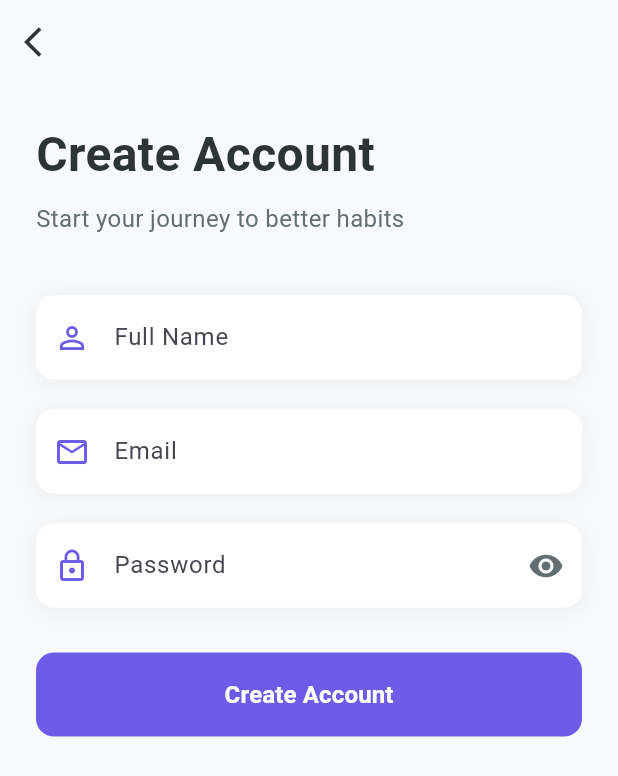
After one commit to SAMAD-KHAN03/walnulhealth_assignment, a Flutter app: the screen it shows after launch, after a tap on "Sign In", after a tap on "Sign Up", on a phone screen of 412 x 824 dp. The commit adds this screen. Shown: the top 776 px of the screen. Run offline on Flutter 3.47's test engine with Material 3 defaults, Android fonts, the phone set to English and light mode, and no system bars; our stand-ins replace dio, flutter_riverpod, shared_preferences; network calls fail; Roboto replaces fonts that are missing (SF Pro Display).

Commit message:
made the login and signup screen work with mock api

```diff
--- /dev/null
+++ b/devtools_options.yaml
@@ -0,0 +1,3 @@
+description: This file stores settings for Dart & Flutter DevTools.
+documentation: https://docs.flutter.dev/tools/devtools/extensions#configure-extension-enablement-states
+extensions:
--- a/lib/main.dart
+++ b/lib/main.dart
@@ -1,10 +1,10 @@
-import 'package:assignment/screens/login_screen.dart';
+import 'package:assignment/ui/auth/login_screen.dart';
+import 'package:assignment/ui/auth/signup_screen.dart';
 import 'package:flutter/material.dart';
-
-
+import 'package:flutter_riverpod/flutter_riverpod.dart';
 
 void main() {
-  runApp(HabitBuilderApp());
+  runApp(ProviderScope(child: HabitBuilderApp()));
 }
 
 class HabitBuilderApp extends StatelessWidget {
@@ -29,9 +29,8 @@ class HabitBuilderApp extends StatelessWidget {
         ),
       ),
       home: LoginScreen(),
-      routes: {
-        '/login': (context) => LoginScreen(),
-
+      routes: {'/login': (context) => LoginScreen(),
+       '/signup': (context) => SignupScreen(),
       },
     );
   }
--- /dev/null
+++ b/lib/models/habit.dart
@@ -0,0 +1,49 @@
+class Habit {
+  final int id;
+  final String title;
+  final String description;
+  final String category; // Fitness / Health / Mindfulness
+  final String frequency; // Daily / Weekly
+  final int streak;
+  final bool completedToday;
+
+  Habit({
+    required this.id,
+    required this.title,
+    required this.description,
+    required this.category,
+    required this.frequency,
+    required this.streak,
+    required this.completedToday,
+  });
+
+  factory Habit.fromJson(Map<String, dynamic> j) => Habit(
+    id: j['id'],
+    title: j['title'],
+    description: j['description'],
+    category: j['category'],
+    frequency: j['frequency'],
+    streak: j['streak'],
+    completedToday: j['completed_today'],
+  );
+
+  Map<String, dynamic> toJson() => {
+    'id': id,
+    'title': title,
+    'description': description,
+    'category': category,
+    'frequency': frequency,
+    'streak': streak,
+    'completed_today': completedToday,
+  };
+
+  Habit copyWith({int? streak, bool? completedToday}) => Habit(
+    id: id,
+    title: title,
+    description: description,
+    category: category,
+    frequency: frequency,
+    streak: streak ?? this.streak,
+    completedToday: completedToday ?? this.completedToday,
+  );
+}
--- /dev/null
+++ b/lib/models/user.dart
@@ -0,0 +1,10 @@
+class User {
+  final int id;
+  final String username;
+  final String email;
+
+  User({required this.id, required this.username, required this.email});
+
+  factory User.fromJson(Map<String, dynamic> j) =>
+      User(id: j['id'], username: j['username'], email: j['email']);
+}
--- /dev/null
+++ b/lib/providers/texteditingcontrollers_provider.dart
@@ -0,0 +1,26 @@
+import 'package:flutter/material.dart';
+import 'package:flutter_riverpod/flutter_riverpod.dart';
+
+// import 'package:flutter_riverpod/flutter_riverpod.dart';
+// import 'package:flutter_riv';
+final emailControllerProvider = StateProvider<TextEditingController>((ref) {
+  final controller = TextEditingController();
+  ref.onDispose(() {
+    controller.dispose();
+  });
+  return controller;
+});
+final passwordControllerProvider = StateProvider<TextEditingController>((ref) {
+  final controller = TextEditingController();
+  ref.onDispose(() {
+    controller.dispose();
+  });
+  return controller;
+});
+final nameControllerProvider = StateProvider<TextEditingController>((ref) {
+  final controller = TextEditingController();
+  ref.onDispose(() {
+    controller.dispose();
+  });
+  return controller;
+});
--- /dev/null
+++ b/lib/services/auth_service.dart
@@ -0,0 +1,49 @@
+import 'package:assignment/models/user.dart';
+import 'package:assignment/providers/dio_provider.dart';
+import 'package:assignment/providers/texteditingcontrollers_provider.dart';
+import 'package:dio/dio.dart';
+import 'package:flutter/material.dart';
+import 'package:flutter_riverpod/flutter_riverpod.dart';
+import 'package:shared_preferences/shared_preferences.dart';
+
+class AuthService {
+  final Dio dio;
+  AuthService(this.dio);
+
+  Future<User?> login(WidgetRef ref) async {
+    final username = ref.read(nameControllerProvider).text;
+    final password = ref.read(passwordControllerProvider).text;
+    final res = await dio.post(
+      '/auth/login',
+      data: {"username": username, "password": password},
+    );
+    if (res.statusCode == 200) {
+      final token = res.data['token'] as String;
+      final prefs = await SharedPreferences.getInstance();
+      await prefs.setString('auth_token', token);
+      return User.fromJson(res.data['user']);
+    }
+    return null;
+  }
+
+  Future<bool> signup(WidgetRef ref) async {
+    final username = ref.read(nameControllerProvider).text;
+    final email = ref.read(emailControllerProvider).text;
+    final password = ref.read(passwordControllerProvider).text;
+    final res = await dio.post(
+      '/auth/signup',
+      data: {"username": username, "email": email, "password": password},
+    );
+    return res.statusCode == 201;
+  }
+
+  Future<void> logout() async {
+    final prefs = await SharedPreferences.getInstance();
+    await prefs.remove('auth_token');
+  }
+}
+
+final authRepositoryProvider = Provider<AuthService>((ref) {
+  final dio = ref.watch(dioProvider);
+  return AuthService(dio);
+});
--- a/lib/screens/login_screen.dart
+++ b/lib/ui/auth/login_screen.dart
@@ -1,15 +1,21 @@
+// ignore_for_file: no_leading_underscores_for_local_identifiers
+import 'package:assignment/models/user.dart';
+import 'package:assignment/providers/texteditingcontrollers_provider.dart';
+import 'package:assignment/services/auth_service.dart';
 import 'package:flutter/material.dart';
+import 'package:flutter_riverpod/flutter_riverpod.dart';
 
 // Login Screen
-class LoginScreen extends StatefulWidget {
+class LoginScreen extends ConsumerStatefulWidget {
+  const LoginScreen({super.key});
   @override
-  _LoginScreenState createState() => _LoginScreenState();
+  ConsumerState<LoginScreen> createState() => _LoginScreenState();
 }
 
-class _LoginScreenState extends State<LoginScreen>
+class _LoginScreenState extends ConsumerState<LoginScreen>
     with TickerProviderStateMixin {
-  final _usernameController = TextEditingController();
-  final _passwordController = TextEditingController();
+  // final _usernameController = TextEditingController();
+  // final _passwordController = TextEditingController();
   bool _isLoading = false;
   bool _obscurePassword = true;
   late AnimationController _animationController;
@@ -30,12 +36,14 @@ class _LoginScreenState extends State<LoginScreen>
 
   @override
   void dispose() {
-    _animationController.dispose();
+    // _animationController.dispose();
     super.dispose();
   }
 
   @override
   Widget build(BuildContext context) {
+    final _usernameController = ref.watch(emailControllerProvider);
+    final _passwordController = ref.watch(passwordControllerProvider);
     return Scaffold(
       body: SafeArea(
         child: FadeTransition(
@@ -57,10 +65,7 @@ class _LoginScreenState extends State<LoginScreen>
                 SizedBox(height: 8),
                 Text(
                   'Sign in to continue your habit journey',
-                  style: TextStyle(
-                    fontSize: 16,
-                    color: Color(0xFF636E72),
-                  ),
+                  style: TextStyle(fontSize: 16, color: Color(0xFF636E72)),
                 ),
                 SizedBox(height: 60),
                 _buildTextField(
@@ -90,7 +95,7 @@ class _LoginScreenState extends State<LoginScreen>
                   ),
                 ),
                 SizedBox(height: 30),
-                _buildLoginButton(),
+                _buildLoginButton(ref),
                 Spacer(),
                 Row(
                   mainAxisAlignment: MainAxisAlignment.center,
@@ -168,21 +173,26 @@ class _LoginScreenState extends State<LoginScreen>
     );
   }
 
-  Widget _buildLoginButton() {
+  Widget _buildLoginButton(WidgetRef ref) {
     return Container(
       width: double.infinity,
       height: 56,
       child: ElevatedButton(
         onPressed: _isLoading
             ? null
-            : () {
+            : () async {
                 setState(() {
                   _isLoading = true;
                 });
                 // Simulate API call
-                Future.delayed(Duration(seconds: 2), () {
-                  Navigator.pushReplacementNamed(context, '/dashboard');
-                });
+                // Future.delayed(Duration(seconds: 2), () {
+                //   Navigator.pushReplacementNamed(context, '/dashboard');
+                // });
+                final authrepo = ref.read(authRepositoryProvider);
+                final User? user = await authrepo.login(ref);
+                if (user != null) {
+                  print(user);
+                }
               },
         style: ElevatedButton.styleFrom(
           backgroundColor: Color(0xFF6C5CE7),
--- /dev/null
+++ b/lib/ui/auth/signup_screen.dart
@@ -0,0 +1,153 @@
+// ignore_for_file: library_private_types_in_public_api, no_leading_underscores_for_local_identifiers
+
+import 'package:assignment/providers/texteditingcontrollers_provider.dart';
+import 'package:assignment/services/auth_service.dart';
+import 'package:flutter/material.dart';
+import 'package:flutter_riverpod/flutter_riverpod.dart';
+
+// Signup Screen
+class SignupScreen extends ConsumerStatefulWidget {
+  const SignupScreen({super.key});
+
+  @override
+  _SignupScreenState createState() => _SignupScreenState();
+}
+
+class _SignupScreenState extends ConsumerState<SignupScreen> {
+  bool _obscurePassword = true;
+
+  @override
+  Widget build(BuildContext context) {
+    final authRepo = ref.read(authRepositoryProvider);
+    final _emailController = ref.watch(emailControllerProvider);
+    final _nameController = ref.watch(nameControllerProvider);
+    final _passwordController = ref.watch(passwordControllerProvider);
+    return Scaffold(
+      appBar: AppBar(
+        leading: IconButton(
+          icon: Icon(Icons.arrow_back_ios),
+          onPressed: () => Navigator.pop(context),
+        ),
+      ),
+      body: SafeArea(
+        child: Padding(
+          padding: EdgeInsets.all(24.0),
+          child: Column(
+            crossAxisAlignment: CrossAxisAlignment.start,
+            children: [
+              Text(
+                'Create Account',
+                style: TextStyle(
+                  fontSize: 32,
+                  fontWeight: FontWeight.bold,
+                  color: Color(0xFF2D3436),
+                ),
+              ),
+              SizedBox(height: 8),
+              Text(
+                'Start your journey to better habits',
+                style: TextStyle(fontSize: 16, color: Color(0xFF636E72)),
+              ),
+              SizedBox(height: 40),
+              _buildTextField(
+                controller: _nameController,
+                label: 'Full Name',
+                icon: Icons.person_outline,
+              ),
+              SizedBox(height: 20),
+              _buildTextField(
+                controller: _emailController,
+                label: 'Email',
+                icon: Icons.email_outlined,
+              ),
+              SizedBox(height: 20),
+              _buildTextField(
+                controller: _passwordController,
+                label: 'Password',
+                icon: Icons.lock_outline,
+                isPassword: true,
+              ),
+              SizedBox(height: 30),
+              Container(
+                width: double.infinity,
+                height: 56,
+                child: ElevatedButton(
+                  onPressed: () async {
+                    final answer = await authRepo.signup(ref);
+                    print("the response for the signin is $answer");
+                    if (answer) {
+                      Navigator.pushReplacementNamed(context, '/dashboard');
+                    }
+                  },
+                  style: ElevatedButton.styleFrom(
+                    backgroundColor: Color(0xFF6C5CE7),
+                    shape: RoundedRectangleBorder(
+                      borderRadius: BorderRadius.circular(12),
+                    ),
+                    elevation: 0,
+                  ),
+                  child: Text(
+                    'Create Account',
+                    style: TextStyle(
+                      fontSize: 16,
+                      fontWeight: FontWeight.w600,
+                      color: Colors.white,
+                    ),
+                  ),
+                ),
+              ),
+            ],
+          ),
+        ),
+      ),
+    );
+  }
+
+  Widget _buildTextField({
+    required TextEditingController controller,
+    required String label,
+    required IconData icon,
+    bool isPassword = false,
+  }) {
+    return Container(
+      decoration: BoxDecoration(
+        color: Colors.white,
+        borderRadius: BorderRadius.circular(12),
+        boxShadow: [
+          BoxShadow(
+            color: Colors.black.withOpacity(0.05),
+            blurRadius: 10,
+            offset: Offset(0, 2),
+          ),
+        ],
+      ),
+      child: TextField(
+        controller: controller,
+        obscureText: isPassword ? _obscurePassword : false,
+        decoration: InputDecoration(
+          labelText: label,
+          prefixIcon: Icon(icon, color: Color(0xFF6C5CE7)),
+          suffixIcon: isPassword
+              ? IconButton(
+                  icon: Icon(
+                    _obscurePassword ? Icons.visibility : Icons.visibility_off,
+                    color: Color(0xFF636E72),
+                  ),
+                  onPressed: () {
+                    setState(() {
+                      _obscurePassword = !_obscurePassword;
+                    });
+                  },
+                )
+              : null,
+          border: OutlineInputBorder(
+            borderRadius: BorderRadius.circular(12),
+            borderSide: BorderSide.none,
+          ),
+          filled: true,
+          fillColor: Colors.white,
+        ),
+      ),
+    );
+  }
+}
--- a/pubspec.yaml
+++ b/pubspec.yaml
@@ -31,9 +31,14 @@ dependencies:
   flutter:
     sdk: flutter
 
+
   # The following adds the Cupertino Icons font to your application.
   # Use with the CupertinoIcons class for iOS style icons.
   cupertino_icons: ^1.0.8
+  provider: ^6.1.5+1
+  flutter_riverpod: ^2.6.1
+  dio: ^5.9.0
+  shared_preferences: ^2.5.3
 
 dev_dependencies:
   flutter_test:
```
Also changed, not shown: lib/models/habit_history.dart (added, +19 -0 lines), lib/providers/dio_provider.dart (added, +40 -0 lines), lib/services/token_storage.dart (added, +21 -0 lines), pubspec.lock, 12 other files.
